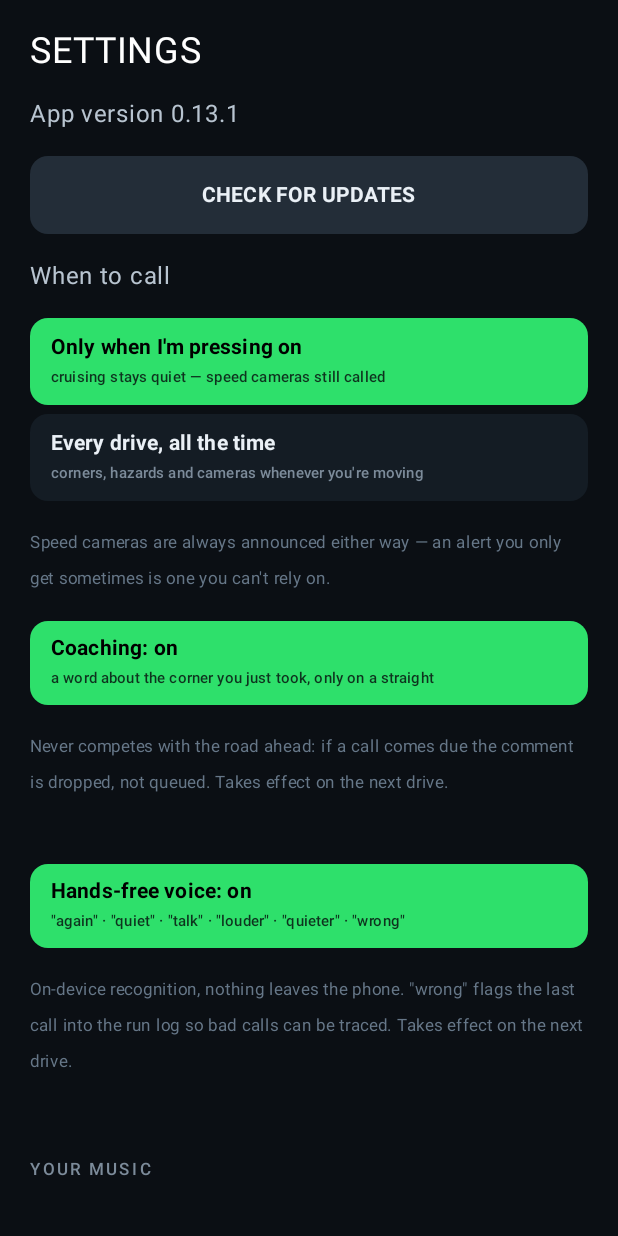
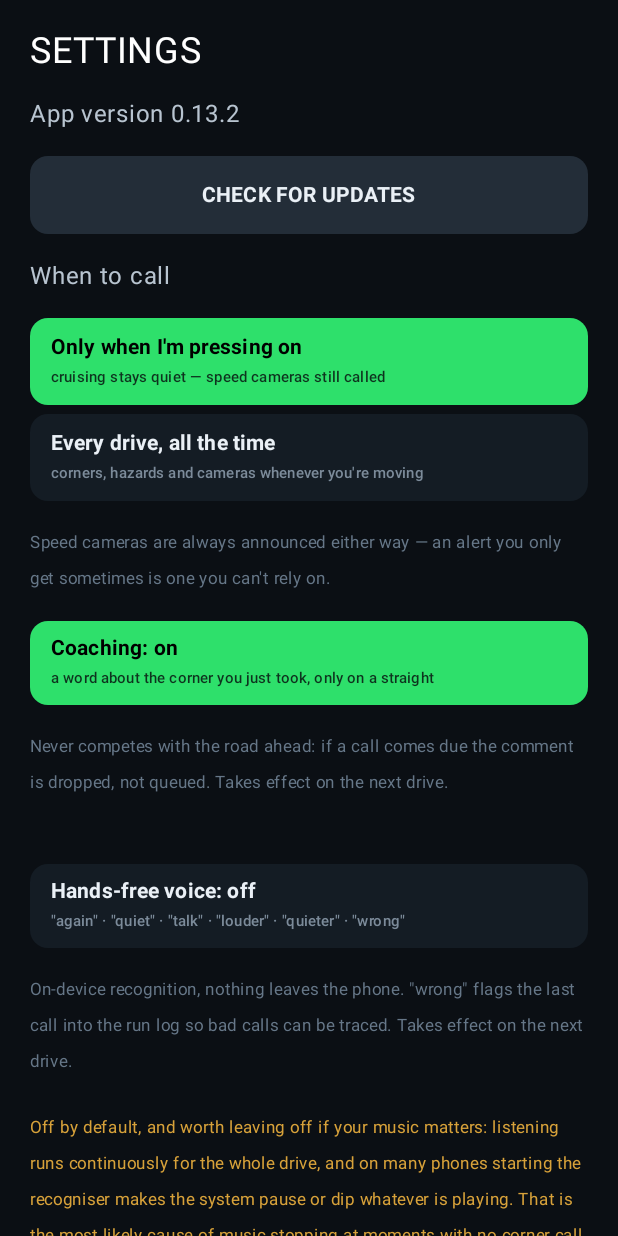
Before and after one commit to thelordsnoopy/rally-copilot, an Android app built with Jetpack Compose: the SettingsScreen screen opened through its navigation route, on a phone screen of 412 x 824 dp. Run offline under Robolectric (Android 15) with nearby library versions, the phone set to English and light mode, and no system bars.

Commit message:
v0.13.2: never start music that was not playing; pause it properly when it was
Chad: still pausing and playing the music, at random, only in drive mode.

THE RANDOM ONE - the speech recogniser, not the corner calls. Hands-free voice
shipped ON by default in v0.12. It runs Android's SpeechRecognizer in a continuous
listen loop for the entire drive, restarting within a second of every no-match, and
on a lot of devices simply STARTING the recogniser makes the system duck or pause
whatever is playing. That is music stopping at moments with no corner call
anywhere near, which is exactly what "randomly" describes. It is now opt-in, off by
default, and the settings entry says plainly what it costs.

STARTING MUSIC THAT WAS NEVER PLAYING. Abandoning audio focus tells the previous
owner it may resume, and a media app sitting paused reads that as "play". So
grabbing focus when nothing was playing did not interrupt the music, it STARTED
music the driver never asked for. Focus is now only ever requested when somebody
else is genuinely playing something. That check cannot use isMusicActive(), since
our own keep-alive and our own notes both make it read true; it reads the active
playback configurations and looks for a MEDIA/GAME/UNKNOWN usage that is not ours.
If nothing is playing, nothing is touched, in every mode.

PAUSE RATHER THAN DUCK, as asked. Default is now a clean pause for the length of
the call and a resume straight after, so the co-driver is heard against silence
instead of talking over a song. DIP and LEAVE IT ALONE remain in settings.

THE CHIRP IS LOUDER, and holds the music off while it measures. It has to be heard
by the phone's own microphone from across the cabin, and a song playing across it
is the one thing that reliably breaks the measurement - which then hands a guessed
audio delay to every corner call. Amplitude 0.6 -> 0.95 of full scale, track at max
gain, focus held for the measurement and handed straight back.

ZERO-MILE DRIVES ARE NOT SAVED. Under 100 m with nothing learned, the run is
deleted rather than written - a mis-tap or the app opened to check a setting is not
a drive. Existing 0-mile rows and crashed starts are swept up on the next drive.

101 core tests.

Co-Authored-By: Claude Fable 5 <noreply@anthropic.com>

```diff
--- a/app/build.gradle.kts
+++ b/app/build.gradle.kts
@@ -12,8 +12,8 @@ android {
         applicationId = "com.rallycopilot.app"
         minSdk = 26
         targetSdk = 34
-        versionCode = 27
-        versionName = "0.13.1"
+        versionCode = 28
+        versionName = "0.13.2"
     }
 
     buildTypes {
--- a/app/src/main/kotlin/com/rallycopilot/app/MainActivity.kt
+++ b/app/src/main/kotlin/com/rallycopilot/app/MainActivity.kt
@@ -775,7 +775,7 @@ fun SettingsScreen(activity: MainActivity) {
         )
 
         // ---- hands-free voice commands ----
-        var voiceCmds by remember { mutableStateOf(db.kvGet("voice_commands") != "off") }
+        var voiceCmds by remember { mutableStateOf(db.kvGet("voice_commands") == "on") }
         Spacer(Modifier.height(10.dp))
         Button(
             onClick = {
@@ -807,15 +807,23 @@ fun SettingsScreen(activity: MainActivity) {
                 "call into the run log so bad calls can be traced. Takes effect on the next drive.",
             color = Color(0xFF667788), fontSize = 11.sp,
         )
+        Text(
+            "Off by default, and worth leaving off if your music matters: listening runs " +
+                "continuously for the whole drive, and on many phones starting the " +
+                "recogniser makes the system pause or dip whatever is playing. That is the " +
+                "most likely cause of music stopping at moments with no corner call.",
+            color = Color(0xFFD8A23A), fontSize = 11.sp,
+            modifier = Modifier.padding(top = 4.dp),
+        )
 
         // ---- what the co-driver does to your music ----
         Spacer(Modifier.height(16.dp))
         Text("YOUR MUSIC", color = Color(0xFF7C8B9A), fontSize = 11.sp,
             letterSpacing = 2.sp, fontWeight = FontWeight.SemiBold)
         Spacer(Modifier.height(8.dp))
-        var focusMode by remember { mutableStateOf(db.kvGet("audio_focus") ?: "duck") }
+        var focusMode by remember { mutableStateOf(db.kvGet("audio_focus") ?: "pause") }
         Row(Modifier.fillMaxWidth().background(Color(0xFF11161D), RoundedCornerShape(12.dp)).padding(4.dp)) {
-            for ((key, label) in listOf("duck" to "DIP IT", "none" to "LEAVE IT ALONE")) {
+            for ((key, label) in listOf("pause" to "PAUSE", "duck" to "DIP", "none" to "LEAVE IT")) {
                 val sel = focusMode == key
                 Button(
                     onClick = { focusMode = key; db.kvPut("audio_focus", key) },
@@ -831,13 +839,21 @@ fun SettingsScreen(activity: MainActivity) {
             }
         }
         Text(
-            if (focusMode == "duck")
-                "Music dips for the second or so a call takes, then comes straight back. " +
-                    "The co-driver no longer holds the audio focus for the whole drive — " +
-                    "that is what was pausing your music from the moment you pressed DRIVE."
-            else "The co-driver never asks for audio focus. Notes play over the top of " +
-                "your music at whatever volume you have set, and nothing else is touched.",
+            when (focusMode) {
+                "pause" -> "Music pauses for the call and resumes straight after, so the " +
+                    "co-driver is heard cleanly against silence."
+                "duck" -> "Music dips and the co-driver talks over the top of it."
+                else -> "The co-driver never asks for audio focus at all. Notes mix over " +
+                    "whatever is playing, and nothing else is touched."
+            },
             color = Color(0xFF667788), fontSize = 11.sp,
+        )
+        Text(
+            "In every mode: if nothing is playing, nothing is touched. The app will never " +
+                "start music that was not already running — handing audio focus back is " +
+                "read as \"resume\" by a paused player, which is what made it start on its own.",
+            color = Color(0xFF667788), fontSize = 11.sp,
+            modifier = Modifier.padding(top = 4.dp),
         )
 
         var keepAlive by remember { mutableStateOf(db.kvGet("bt_keepalive") != "off") }
--- a/app/src/main/kotlin/com/rallycopilot/app/audio/LatencyCalibrator.kt
+++ b/app/src/main/kotlin/com/rallycopilot/app/audio/LatencyCalibrator.kt
@@ -60,7 +60,10 @@ object LatencyCalibrator {
             // Fast attack, exponential decay — reads as a "zip", and the sharp
             // onset is exactly what makes it easy to time.
             val env = if (t < 0.04) t / 0.04 else Math.exp(-3.0 * (t - 0.04))
-            out[i] = (sin(phase) * env * 0.6 * Short.MAX_VALUE).toInt().toShort()
+            // Near full scale: the chirp has to be heard by the phone's own
+            // microphone from across the cabin, over engine and road noise, and a
+            // measurement that fails is a guessed number in every corner call.
+            out[i] = (sin(phase) * env * 0.95 * Short.MAX_VALUE).toInt().toShort()
         }
         return out
     }
@@ -118,6 +121,7 @@ object LatencyCalibrator {
             .build()
 
         return try {
+            runCatching { track.setVolume(AudioTrack.getMaxVolume()) }
             track.write(tone, 0, tone.size)
             val total = SAMPLE_RATE * (LEAD_SILENCE_MS + LISTEN_MS) / 1000
             val captured = ShortArray(total)
```
Also changed, not shown: app/src/main/kotlin/com/rallycopilot/app/audio/VoicePack.kt (+68 -9 lines), app/src/main/kotlin/com/rallycopilot/app/data/AppDb.kt (+31 -0 lines), app/src/main/kotlin/com/rallycopilot/app/drive/DriveService.kt (+28 -5 lines).
